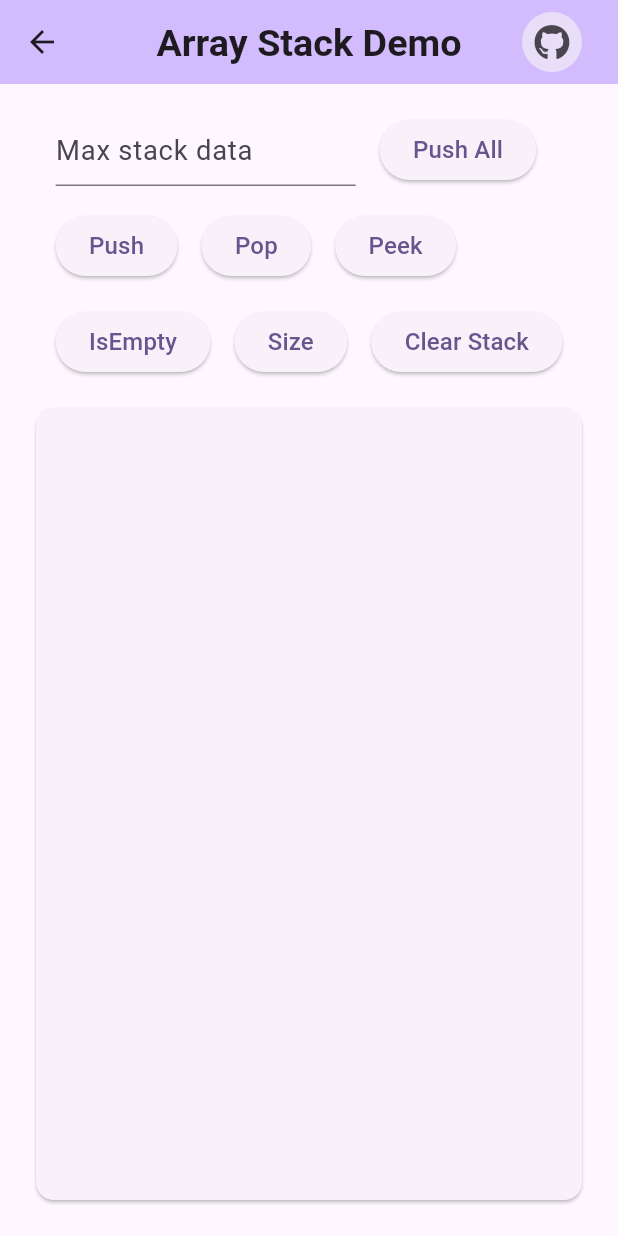
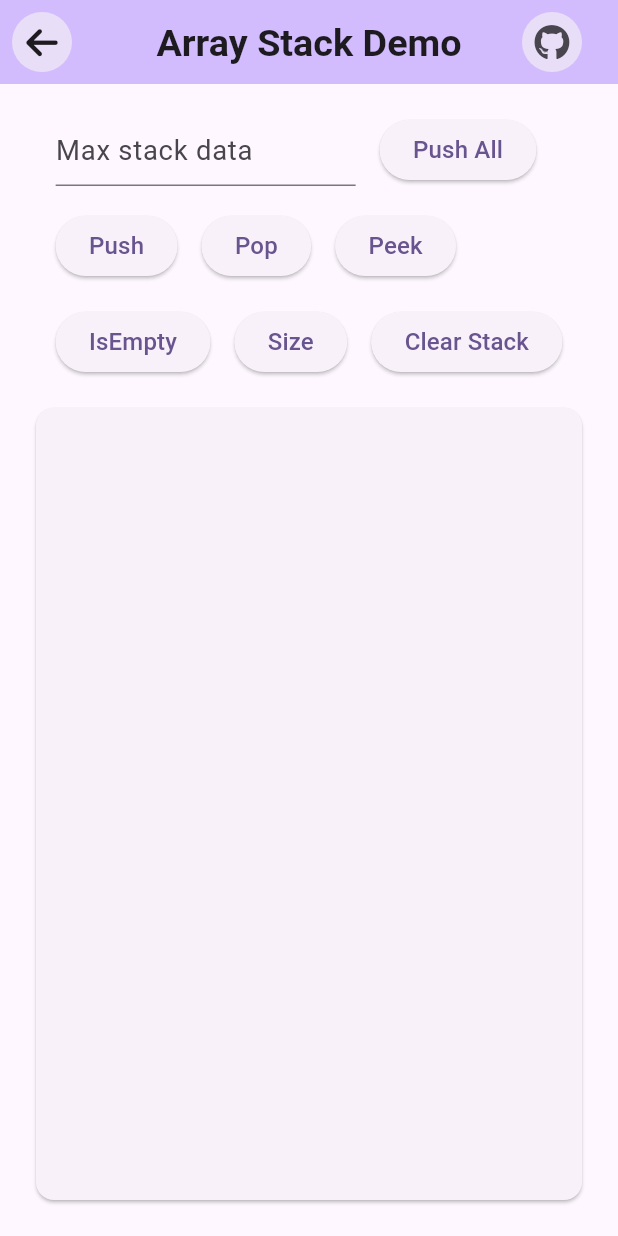
Before and after one commit to Hendi-arch/flutter-struktur-data-simulation, a Flutter app: the screen it shows after launch, after a tap on "Demo", on a phone screen of 412 x 824 dp. Run offline on Flutter 3.47's test engine with Material 2 defaults, Android fonts, the phone set to English and light mode, and no system bars; our stand-ins replace flutter_screenutil, font_awesome_flutter.

```diff
--- a/lib/home_screen.dart
+++ b/lib/home_screen.dart
@@ -1,5 +1,6 @@
 import 'package:flutter/cupertino.dart';
 import 'package:flutter/material.dart';
+import 'package:font_awesome_flutter/font_awesome_flutter.dart';
 import 'package:struktur_data_demo/queue_screen.dart';
 import 'package:struktur_data_demo/source_code_widget.dart';
 import 'package:struktur_data_demo/stack_screen.dart';
@@ -75,7 +76,7 @@ class HomeScreen extends StatelessWidget {
                     onPressed: () => Navigator.of(context).push(
                         CupertinoPageRoute(
                             builder: (context) => const StackScreen())),
-                    icon: const Icon(Icons.arrow_circle_right),
+                    icon: const FaIcon(FontAwesomeIcons.arrowRightLong),
                     label: const Text("Demo"),
                   )
                 ],
@@ -103,7 +104,7 @@ class HomeScreen extends StatelessWidget {
                     onPressed: () => Navigator.of(context).push(
                         CupertinoPageRoute(
                             builder: (context) => const QueueScreen())),
-                    icon: const Icon(Icons.arrow_circle_right),
+                    icon: const FaIcon(FontAwesomeIcons.arrowRightLong),
                     label: const Text("Demo"),
                   )
                 ],
--- a/lib/queue_screen.dart
+++ b/lib/queue_screen.dart
@@ -1,6 +1,7 @@
 import 'package:flutter/material.dart';
 import 'package:flutter/services.dart';
 import 'package:flutter_screenutil/flutter_screenutil.dart';
+import 'package:font_awesome_flutter/font_awesome_flutter.dart';
 import 'package:struktur_data_demo/colored_item.dart';
 import 'package:struktur_data_demo/helpers.dart';
 import 'package:struktur_data_demo/source_code_widget.dart';
@@ -187,6 +188,10 @@ class _QueueScreenState extends State<QueueScreen> {
   Widget build(BuildContext context) {
     return Scaffold(
       appBar: AppBar(
+        leading: IconButton.filledTonal(
+          onPressed: () => Navigator.of(context).pop(),
+          icon: const FaIcon(FontAwesomeIcons.arrowLeft),
+        ),
         backgroundColor: Theme.of(context).colorScheme.inversePrimary,
         title: const Text('Array Queue Demo'),
         centerTitle: true,
--- a/lib/stack_screen.dart
+++ b/lib/stack_screen.dart
@@ -3,6 +3,7 @@
 import 'package:flutter/material.dart';
 import 'package:flutter/services.dart';
 import 'package:flutter_screenutil/flutter_screenutil.dart';
+import 'package:font_awesome_flutter/font_awesome_flutter.dart';
 import 'package:struktur_data_demo/colored_item.dart';
 import 'package:struktur_data_demo/helpers.dart';
 import 'package:struktur_data_demo/source_code_widget.dart';
@@ -185,6 +186,10 @@ class _StackScreenState extends State<StackScreen> {
     return Scaffold(
       appBar: AppBar(
         backgroundColor: Theme.of(context).colorScheme.inversePrimary,
+        leading: IconButton.filledTonal(
+          onPressed: () => Navigator.of(context).pop(),
+          icon: const FaIcon(FontAwesomeIcons.arrowLeft),
+        ),
         title: const Text('Array Stack Demo'),
         centerTitle: true,
         actions: const [SourceCodeWidget()],
```
Also changed, not shown: pubspec.yaml (+2 -6 lines), pubspec.lock, 2 other files.
